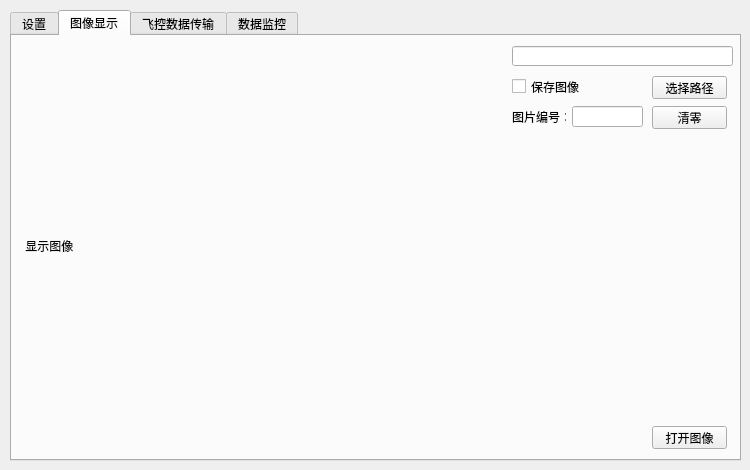
The window that SerialPort/mainwindow.ui (shuanglengyunji/SerialPort) describes before a commit, drawn with Qt 5.
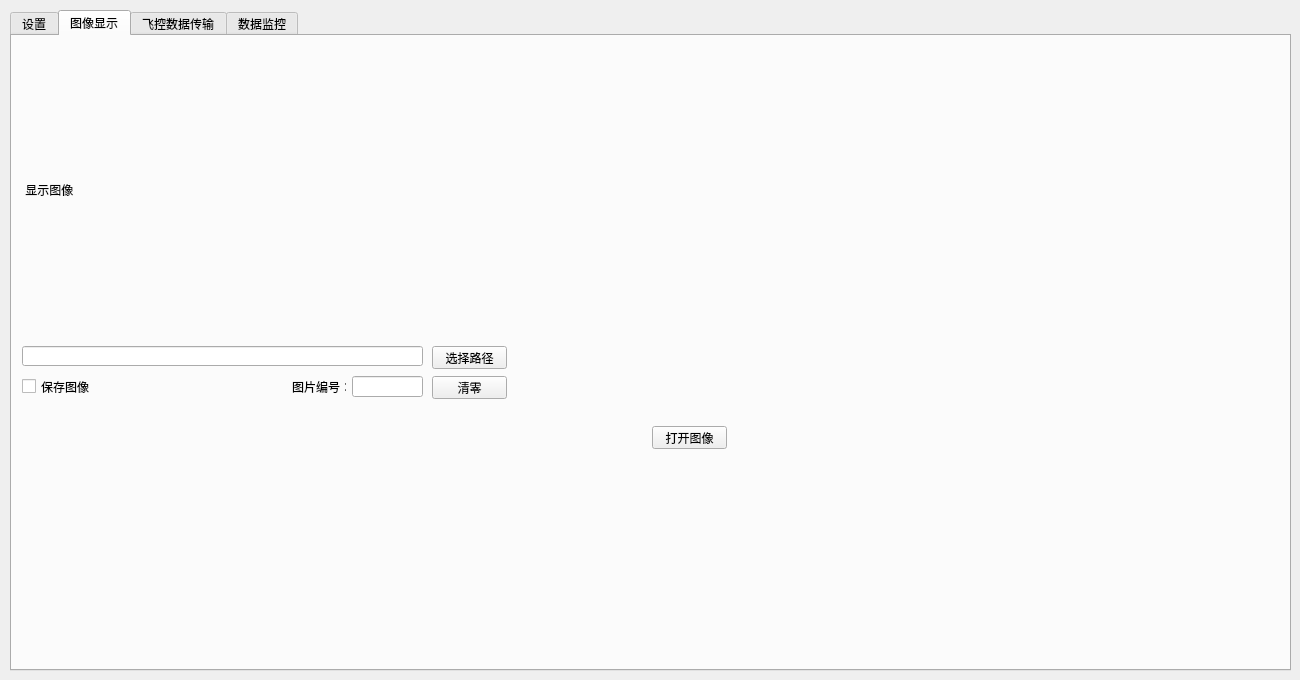
The same window after the commit.

Commit message: 扩大显示面积

Diff of the .ui file:
```diff
--- a/SerialPort/mainwindow.ui
+++ b/SerialPort/mainwindow.ui
@@ -6,8 +6,8 @@
    <rect>
     <x>0</x>
     <y>0</y>
-    <width>750</width>
-    <height>470</height>
+    <width>1300</width>
+    <height>680</height>
    </rect>
   </property>
   <property name="windowTitle">
@@ -22,8 +22,8 @@
      <rect>
       <x>10</x>
       <y>10</y>
-      <width>731</width>
-      <height>451</height>
+      <width>1281</width>
+      <height>661</height>
      </rect>
     </property>
     <property name="currentIndex">
@@ -239,7 +239,7 @@
         <x>10</x>
         <y>10</y>
         <width>480</width>
-        <height>400</height>
+        <height>288</height>
        </rect>
       </property>
       <property name="text">
@@ -262,8 +262,8 @@
      <widget class="QPushButton" name="pathchangeButton">
       <property name="geometry">
        <rect>
-        <x>640</x>
-        <y>40</y>
+        <x>420</x>
+        <y>310</y>
         <width>75</width>
         <height>23</height>
        </rect>
@@ -275,9 +275,9 @@
      <widget class="QLineEdit" name="lineEdit_filepath">
       <property name="geometry">
        <rect>
-        <x>500</x>
-        <y>10</y>
-        <width>221</width>
+        <x>10</x>
+        <y>310</y>
+        <width>401</width>
         <height>20</height>
        </rect>
       </property>
@@ -291,8 +291,8 @@
      <widget class="QCheckBox" name="checkBox_imagesave">
       <property name="geometry">
        <rect>
-        <x>500</x>
-        <y>40</y>
+        <x>10</x>
+        <y>340</y>
         <width>71</width>
         <height>21</height>
        </rect>
@@ -304,8 +304,8 @@
      <widget class="QLineEdit" name="lineEdit_imagenunmber">
       <property name="geometry">
        <rect>
-        <x>560</x>
-        <y>70</y>
+        <x>340</x>
+        <y>340</y>
         <width>71</width>
         <height>21</height>
        </rect>
@@ -317,8 +317,8 @@
      <widget class="QPushButton" name="numberclearButton">
       <property name="geometry">
        <rect>
-        <x>640</x>
-        <y>70</y>
+        <x>420</x>
+        <y>340</y>
         <width>75</width>
         <height>23</height>
        </rect>
@@ -330,8 +330,8 @@
      <widget class="QLabel" name="label_imagenumber">
       <property name="geometry">
        <rect>
-        <x>500</x>
-        <y>70</y>
+        <x>280</x>
+        <y>340</y>
         <width>54</width>
         <height>21</height>
        </rect>
```
The commit also changes 1 other file.
